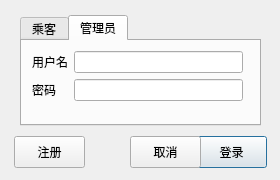
Old version of the form MainProgram/logindialog.ui in the repository jameswhqi/12307.
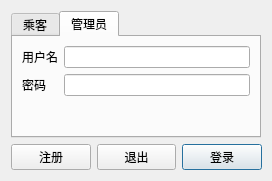
New version of the form. The open tabs and pages were chosen to show the change.

Diff of the .ui file:
```diff
--- a/MainProgram/logindialog.ui
+++ b/MainProgram/logindialog.ui
@@ -6,33 +6,39 @@
    <rect>
     <x>0</x>
     <y>0</y>
-    <width>280</width>
-    <height>180</height>
+    <width>272</width>
+    <height>181</height>
    </rect>
   </property>
+  <property name="sizePolicy">
+   <sizepolicy hsizetype="Preferred" vsizetype="Preferred">
+    <horstretch>0</horstretch>
+    <verstretch>0</verstretch>
+   </sizepolicy>
+  </property>
   <property name="minimumSize">
    <size>
-    <width>280</width>
-    <height>180</height>
+    <width>272</width>
+    <height>181</height>
    </size>
   </property>
   <property name="maximumSize">
    <size>
-    <width>280</width>
-    <height>180</height>
+    <width>464</width>
+    <height>181</height>
    </size>
   </property>
   <property name="windowTitle">
    <string>Login</string>
   </property>
+  <layout class="QVBoxLayout" name="verticalLayout">
+   <item>
   <widget class="QTabWidget" name="modeSelector">
-   <property name="geometry">
-    <rect>
-     <x>20</x>
-     <y>15</y>
-     <width>241</width>
-     <height>111</height>
-    </rect>
+     <property name="sizePolicy">
+      <sizepolicy hsizetype="Expanding" vsizetype="Minimum">
+       <horstretch>0</horstretch>
+       <verstretch>0</verstretch>
+      </sizepolicy>
    </property>
    <property name="currentIndex">
     <number>0</number>
@@ -82,15 +88,6 @@
     <attribute name="title">
      <string>管理员</string>
     </attribute>
-    <widget class="QWidget" name="formLayoutWidget_2">
-     <property name="geometry">
-      <rect>
-       <x>10</x>
-       <y>10</y>
-       <width>211</width>
-       <height>61</height>
-      </rect>
-     </property>
      <layout class="QFormLayout" name="formLayout_2">
       <item row="0" column="0">
        <widget class="QLabel" name="label_3">
@@ -119,15 +116,58 @@
      </layout>
     </widget>
    </widget>
-  </widget>
+   </item>
+   <item>
+    <layout class="QHBoxLayout" name="horizontalLayout">
+     <item>
+      <widget class="QPushButton" name="signUpButton">
+       <property name="sizePolicy">
+        <sizepolicy hsizetype="Fixed" vsizetype="Fixed">
+         <horstretch>0</horstretch>
+         <verstretch>0</verstretch>
+        </sizepolicy>
+       </property>
+       <property name="text">
+        <string>注册</string>
+       </property>
+      </widget>
+     </item>
+     <item>
+      <spacer name="horizontalSpacer">
+       <property name="orientation">
+        <enum>Qt::Horizontal</enum>
+       </property>
+       <property name="sizeHint" stdset="0">
+        <size>
+         <width>40</width>
+         <height>20</height>
+        </size>
+       </property>
+      </spacer>
+     </item>
+     <item>
+      <widget class="QPushButton" name="quitButton">
+       <property name="sizePolicy">
+        <sizepolicy hsizetype="Fixed" vsizetype="Fixed">
+         <horstretch>0</horstretch>
+         <verstretch>0</verstretch>
+        </sizepolicy>
+       </property>
+       <property name="text">
+        <string>退出</string>
+       </property>
+       <attribute name="buttonGroup">
+        <string notr="true">buttonGroup</string>
+       </attribute>
+      </widget>
+     </item>
+     <item>
   <widget class="QPushButton" name="signInButton">
-   <property name="geometry">
-    <rect>
-     <x>196</x>
-     <y>136</y>
-     <width>71</width>
-     <height>32</height>
-    </rect>
+       <property name="sizePolicy">
+        <sizepolicy hsizetype="Fixed" vsizetype="Fixed">
+         <horstretch>0</horstretch>
+         <verstretch>0</verstretch>
+        </sizepolicy>
    </property>
    <property name="text">
     <string>登录</string>
@@ -139,35 +179,10 @@
     <string notr="true">buttonGroup</string>
    </attribute>
   </widget>
-  <widget class="QPushButton" name="cancelButton">
-   <property name="geometry">
-    <rect>
-     <x>130</x>
-     <y>136</y>
-     <width>71</width>
-     <height>32</height>
-    </rect>
-   </property>
-   <property name="text">
-    <string>取消</string>
-   </property>
-   <attribute name="buttonGroup">
-    <string notr="true">buttonGroup</string>
-   </attribute>
-  </widget>
-  <widget class="QPushButton" name="signUpButton">
-   <property name="geometry">
-    <rect>
-     <x>14</x>
-     <y>136</y>
-     <width>71</width>
-     <height>32</height>
-    </rect>
-   </property>
-   <property name="text">
-    <string>注册</string>
-   </property>
-  </widget>
+     </item>
+    </layout>
+   </item>
+  </layout>
  </widget>
  <resources/>
  <connections>
```
Left out of the diff: 16 changed lines with no effect on the pictures. Lines whose indentation alone changed are shown as unchanged.
